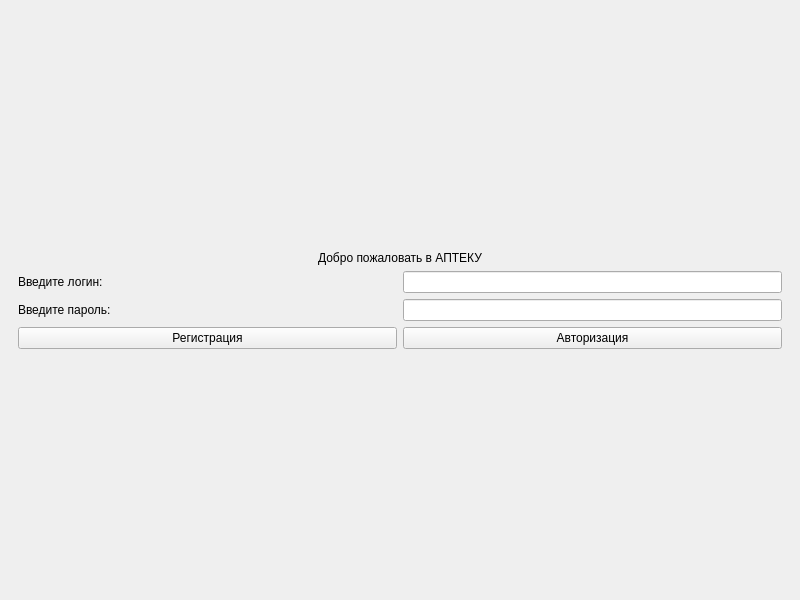
Old version of the form mainwindow.ui in the repository Toxicattack4up/AptekaService.
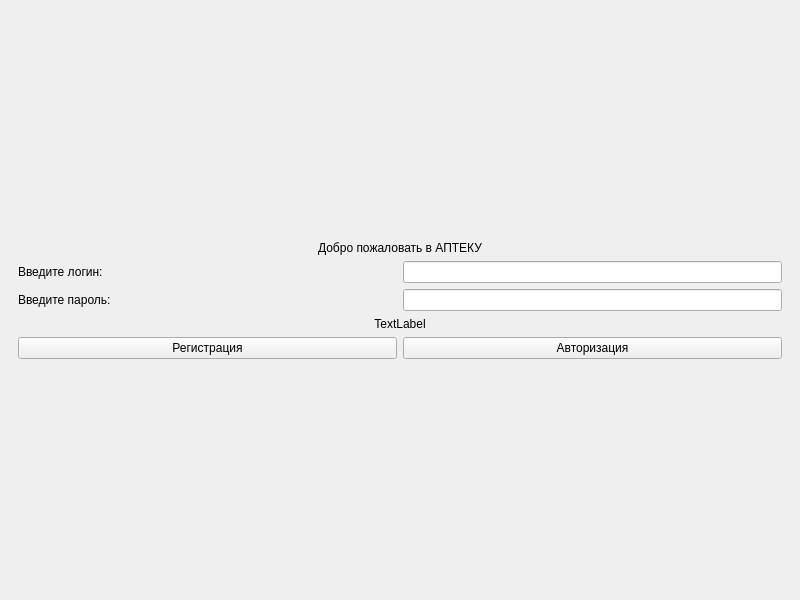
New version of the form.

Diff of the .ui file:
```diff
--- a/mainwindow.ui
+++ b/mainwindow.ui
@@ -30,56 +30,6 @@
        <layout class="QGridLayout" name="gridLayout_3">
         <item row="0" column="0">
          <layout class="QGridLayout" name="gridLayout_2">
-          <item row="2" column="0">
-           <widget class="QLabel" name="Label_pass">
-            <property name="text">
-             <string>Введите пароль:</string>
-            </property>
-           </widget>
-          </item>
-          <item row="3" column="0">
-           <widget class="QPushButton" name="registr_button">
-            <property name="sizePolicy">
-             <sizepolicy hsizetype="Preferred" vsizetype="Preferred">
-              <horstretch>0</horstretch>
-              <verstretch>0</verstretch>
-             </sizepolicy>
-            </property>
-            <property name="text">
-             <string>Регистрация</string>
-            </property>
-           </widget>
-          </item>
-          <item row="2" column="1">
-           <widget class="QLineEdit" name="lineEdit_pass">
-            <property name="sizePolicy">
-             <sizepolicy hsizetype="Preferred" vsizetype="Fixed">
-              <horstretch>0</horstretch>
-              <verstretch>0</verstretch>
-             </sizepolicy>
-            </property>
-           </widget>
-          </item>
-          <item row="1" column="0">
-           <widget class="QLabel" name="Label_login">
-            <property name="text">
-             <string>Введите логин:</string>
-            </property>
-           </widget>
-          </item>
-          <item row="3" column="1">
-           <widget class="QPushButton" name="login_button">
-            <property name="sizePolicy">
-             <sizepolicy hsizetype="Preferred" vsizetype="Fixed">
-              <horstretch>0</horstretch>
-              <verstretch>0</verstretch>
-             </sizepolicy>
-            </property>
-            <property name="text">
-             <string>Авторизация</string>
-            </property>
-           </widget>
-          </item>
           <item row="1" column="1">
            <widget class="QLineEdit" name="lineEdit_login">
             <property name="sizePolicy">
@@ -93,6 +43,13 @@
             </property>
            </widget>
           </item>
+          <item row="2" column="0">
+           <widget class="QLabel" name="Label_pass">
+            <property name="text">
+             <string>Введите пароль:</string>
+            </property>
+           </widget>
+          </item>
           <item row="0" column="0" colspan="2">
            <widget class="QLabel" name="Welcome_Label">
             <property name="sizePolicy">
@@ -112,6 +69,65 @@
             </property>
            </widget>
           </item>
+          <item row="4" column="1">
+           <widget class="QPushButton" name="login_button">
+            <property name="sizePolicy">
+             <sizepolicy hsizetype="Preferred" vsizetype="Fixed">
+              <horstretch>0</horstretch>
+              <verstretch>0</verstretch>
+             </sizepolicy>
+            </property>
+            <property name="text">
+             <string>Авторизация</string>
+            </property>
+           </widget>
+          </item>
+          <item row="1" column="0">
+           <widget class="QLabel" name="Label_login">
+            <property name="text">
+             <string>Введите логин:</string>
+            </property>
+           </widget>
+          </item>
+          <item row="2" column="1">
+           <widget class="QLineEdit" name="lineEdit_pass">
+            <property name="sizePolicy">
+             <sizepolicy hsizetype="Preferred" vsizetype="Fixed">
+              <horstretch>0</horstretch>
+              <verstretch>0</verstretch>
+             </sizepolicy>
+            </property>
+           </widget>
+          </item>
+          <item row="4" column="0">
+           <widget class="QPushButton" name="registr_button">
+            <property name="sizePolicy">
+             <sizepolicy hsizetype="Preferred" vsizetype="Preferred">
+              <horstretch>0</horstretch>
+              <verstretch>0</verstretch>
+             </sizepolicy>
+            </property>
+            <property name="text">
+             <string>Регистрация</string>
+            </property>
+           </widget>
+          </item>
+          <item row="3" column="0" colspan="2">
+           <widget class="QLabel" name="info_label">
+            <property name="sizePolicy">
+             <sizepolicy hsizetype="Preferred" vsizetype="Maximum">
+              <horstretch>0</horstretch>
+              <verstretch>0</verstretch>
+             </sizepolicy>
+            </property>
+            <property name="text">
+             <string>TextLabel</string>
+            </property>
+            <property name="alignment">
+             <set>Qt::AlignmentFlag::AlignCenter</set>
+            </property>
+           </widget>
+          </item>
          </layout>
         </item>
        </layout>
```
